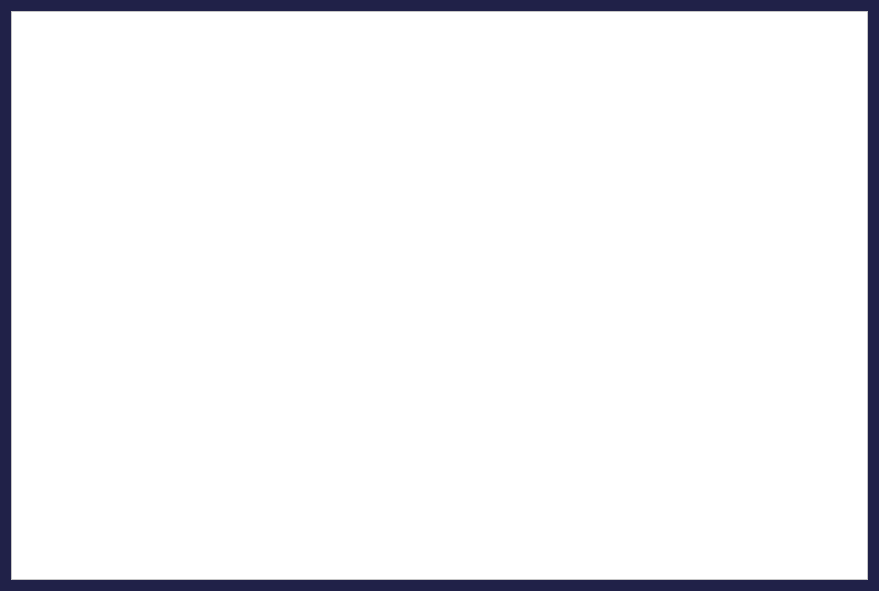
The window that FrameWorkCode/globalreplacepreview.ui (UDAAN-LEAP/leap-pe-tool) describes before a commit, drawn with Qt 5.
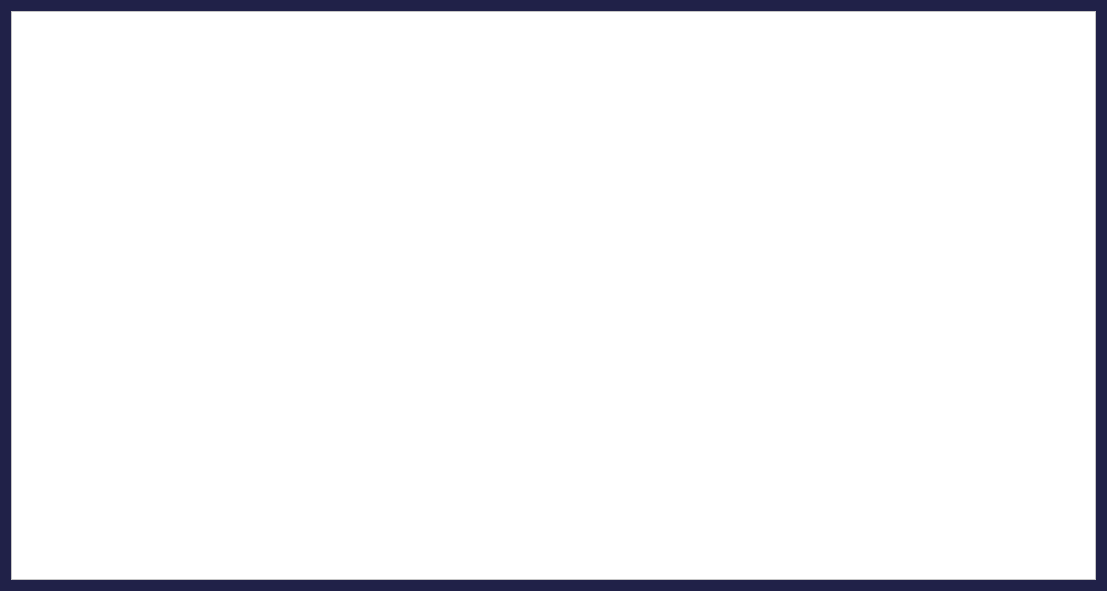
The same window after the commit.

What changed in the file:
```diff
--- a/FrameWorkCode/globalreplacepreview.ui
+++ b/FrameWorkCode/globalreplacepreview.ui
@@ -6,7 +6,7 @@
    <rect>
     <x>0</x>
     <y>0</y>
-    <width>879</width>
+    <width>1107</width>
     <height>591</height>
    </rect>
   </property>
```
